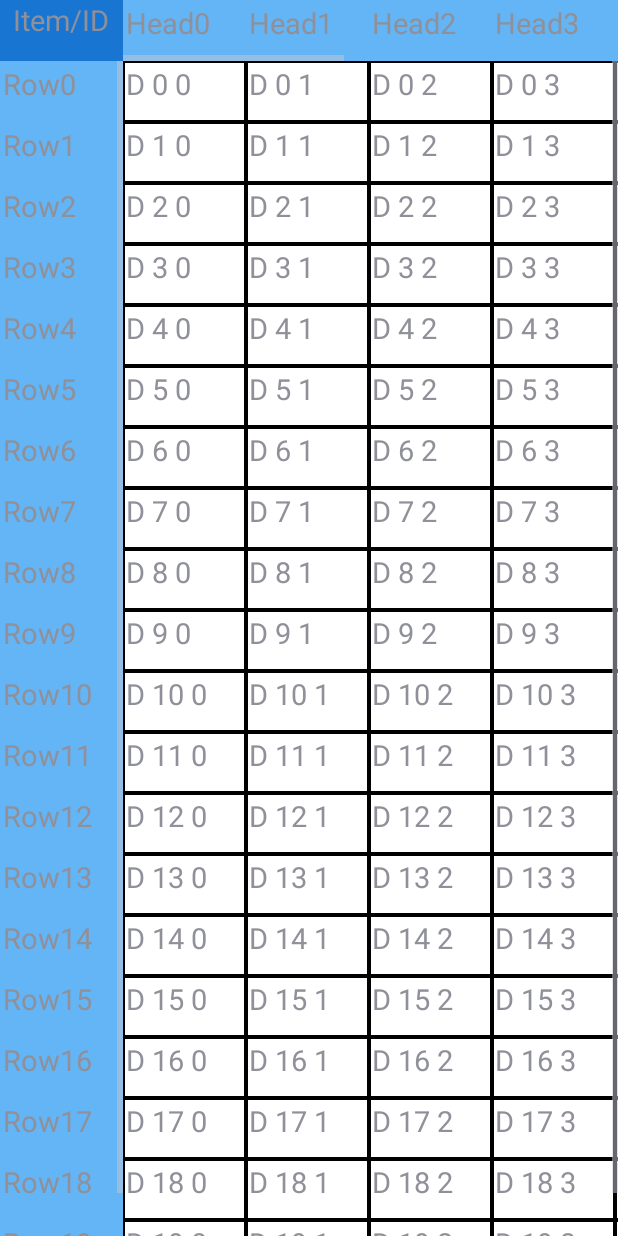
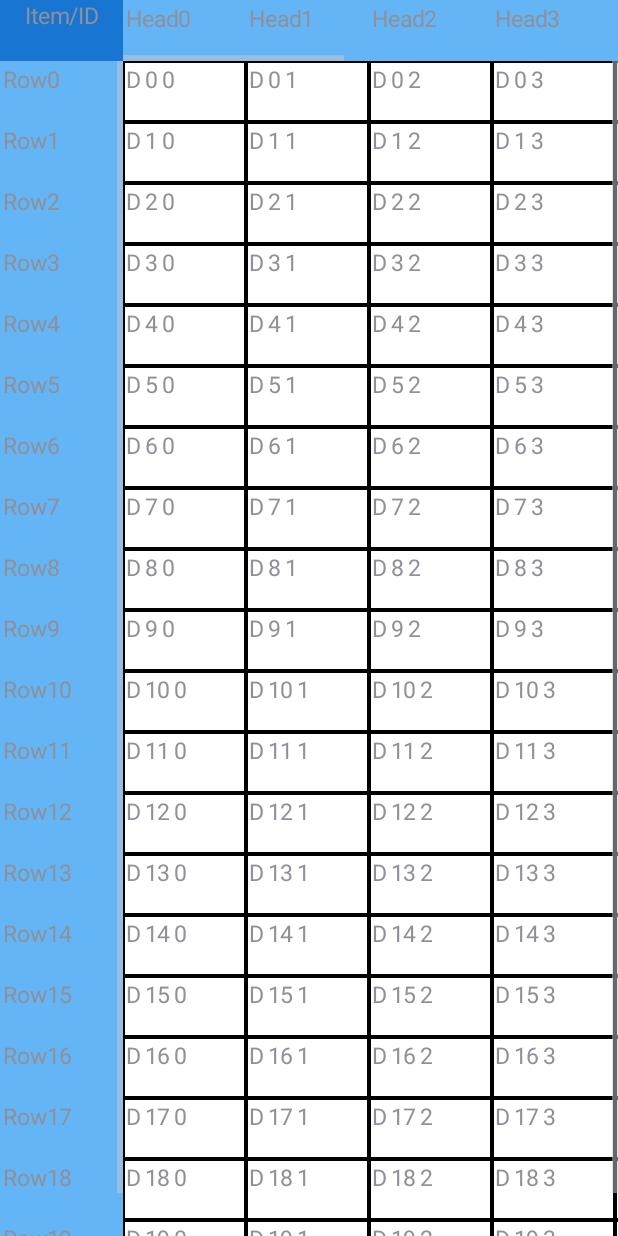
Before and after one commit to developer-caleb/gnss05, an Android app: the TableActivity screen opened directly, with no data from a screen before it, on a phone screen of 412 x 824 dp. Run offline under Robolectric (Android 15) with nearby library versions, the phone set to English and light mode, and no system bars.

Commit message:
7.8 시작!!
일단 되긴 되는 거 같음

```diff
--- a/app/src/main/res/layout/activity_table.xml
+++ b/app/src/main/res/layout/activity_table.xml
@@ -6,5 +6,4 @@
     android:layout_margin="0dp"
     xmlns:app="http://schemas.android.com/apk/res-auto">
 
-
 </RelativeLayout>
--- a/app/src/main/res/values/dimens.xml
+++ b/app/src/main/res/values/dimens.xml
@@ -28,5 +28,5 @@
     <dimen name="cell_height">13dp</dimen>
     <dimen name="activity_horizontal_margin">16dp</dimen>
     <dimen name="activity_vertical_margin">16dp</dimen>
-    <dimen name="cell_text_size">13sp</dimen>
+    <dimen name="cell_text_size">10dp</dimen>
 </resources>
```
